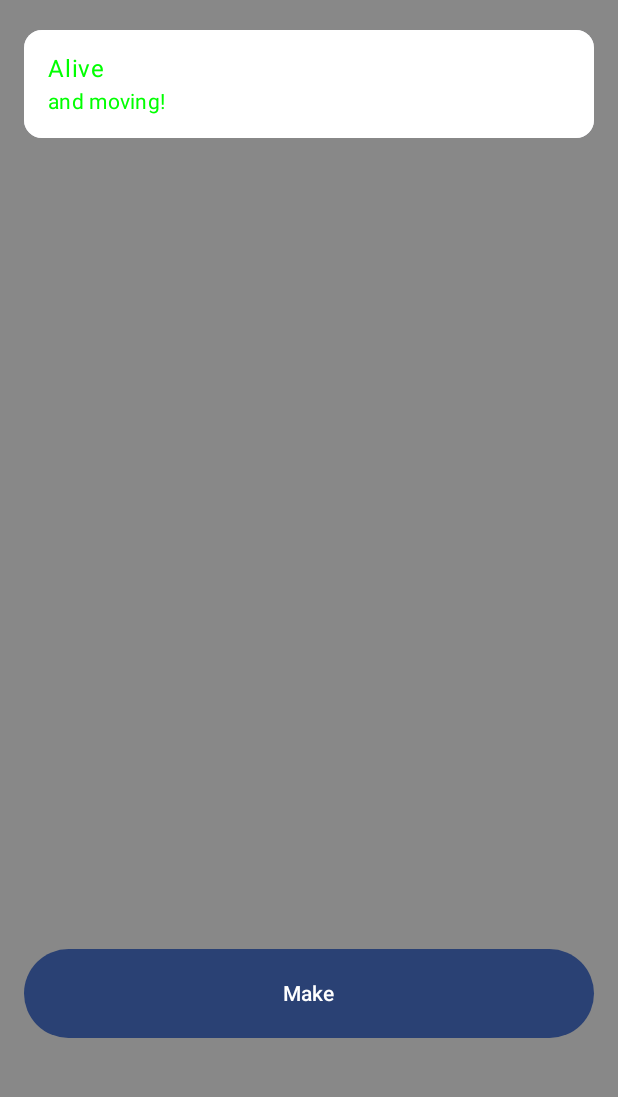
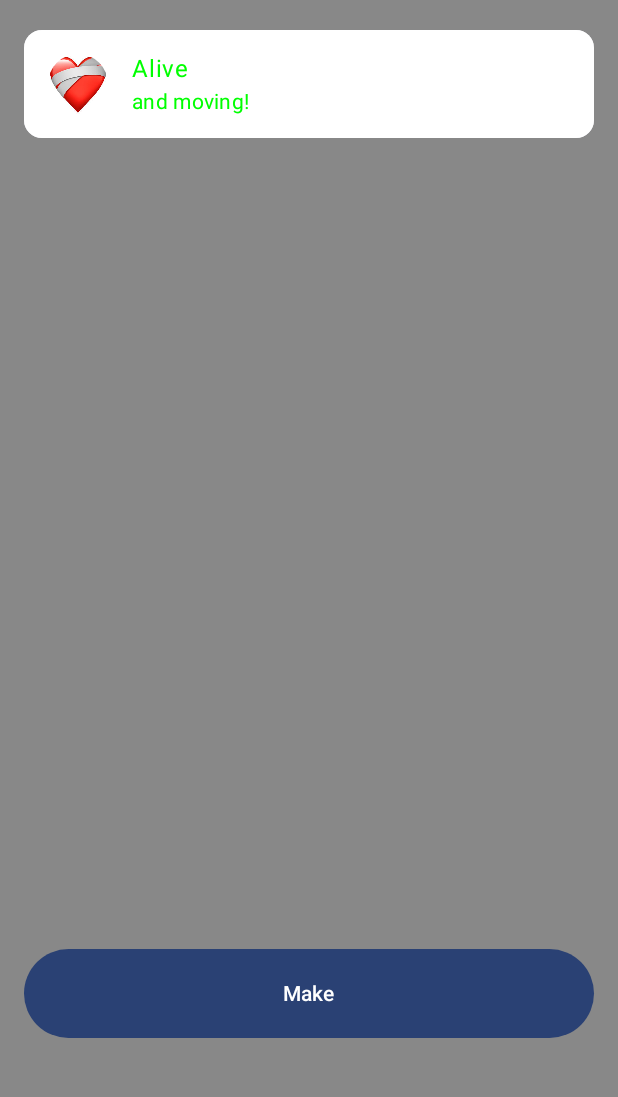
Before and after one commit to shuevalov/cellular-filling, an Android app built with Jetpack Compose: the screen it shows after launch (MainActivity), after a tap on "Make", on a phone screen of 412 x 824 dp, the part 132-1229 px from its top. Run offline under Robolectric (Android 15) with nearby library versions, the phone set to English and light mode, and no system bars.

Commit message:
feat: add images for cells

```diff
--- a/app/src/main/java/ru/shuevalov/cellular_filling/ui/home/HomeScreen.kt
+++ b/app/src/main/java/ru/shuevalov/cellular_filling/ui/home/HomeScreen.kt
@@ -1,6 +1,7 @@
 package ru.shuevalov.cellular_filling.ui.home
 
 import android.widget.Toast
+import androidx.compose.foundation.Image
 import androidx.compose.foundation.background
 import androidx.compose.foundation.layout.Column
 import androidx.compose.foundation.layout.Row
@@ -12,6 +13,7 @@ import androidx.compose.foundation.layout.size
 import androidx.compose.foundation.lazy.LazyColumn
 import androidx.compose.foundation.lazy.items
 import androidx.compose.foundation.lazy.rememberLazyListState
+import androidx.compose.foundation.shape.CircleShape
 import androidx.compose.material3.Button
 import androidx.compose.material3.Card
 import androidx.compose.material3.ListItem
@@ -25,12 +27,15 @@ import androidx.compose.runtime.getValue
 import androidx.compose.runtime.rememberCoroutineScope
 import androidx.compose.ui.Alignment
 import androidx.compose.ui.Modifier
+import androidx.compose.ui.draw.clip
 import androidx.compose.ui.graphics.Color
 import androidx.compose.ui.platform.LocalContext
+import androidx.compose.ui.res.painterResource
 import androidx.compose.ui.tooling.preview.Preview
 import androidx.compose.ui.unit.dp
 import androidx.compose.ui.unit.sp
 import androidx.lifecycle.viewmodel.compose.viewModel
+import ru.shuevalov.cellular_filling.R
 import ru.shuevalov.cellular_filling.ui.theme.CellularFillingTheme
 
 @Composable
@@ -80,12 +85,14 @@ fun HomeScreen(
                     CellState.LIFE -> {
                         Toast.makeText(context, "Life cell created!", Toast.LENGTH_SHORT).show()
                     }
+
                     CellState.DEAD -> {
                         Toast.makeText(context, "Life cell removed :(", Toast.LENGTH_SHORT).show()
                     }
+
                     else -> return@Button
                 }
-                      },
+            },
             modifier = Modifier
                 .fillMaxWidth()
                 .weight(0.1f)
@@ -124,6 +131,7 @@ fun Cell(
     text: String,
     text2: String,
     color: Color,
+    imageRes: Int
 ) {
     Card {
         ListItem(
@@ -132,15 +140,16 @@ fun Cell(
             ),
             headlineContent = { Text(text, color = color) },
             supportingContent = { Text(text2, color = color) },
-//        leadingContent = {
-//            Image(
-//                painter = painterResource(id = R.mipmap.ic_launcher), // temporarily
-//                contentDescription = null,
-//                modifier = Modifier
-//                    .clip(CircleShape)
-//            )
-//        }
-//            todo: image
+            leadingContent = {
+
+                Image(
+                    painter = painterResource(id = imageRes), // temporarily
+                    contentDescription = "",
+                    modifier = Modifier
+                        .size(40.dp)
+                        .clip(CircleShape)
+                )
+            }
         )
     }
     Spacer(modifier = Modifier.size(16.dp))
@@ -150,15 +159,15 @@ fun Cell(
 fun CreateCell(cellState: CellState) {
     when (cellState) {
         CellState.ALIVE -> {
-            Cell(text = "Alive", text2 = "and moving!", Color.Green)
+            Cell(text = "Alive", text2 = "and moving!", Color.Green, R.mipmap.heart)
         }
 
         CellState.DEAD -> {
-            Cell(text = "Dead", text2 = "or pretending to", Color.Red)
+            Cell(text = "Dead", text2 = "or pretending to", Color.Red, R.mipmap.skull)
         }
 
         CellState.LIFE -> {
-            Cell(text = "Life", text2 = "coo-coo!", Color.Yellow)
+            Cell(text = "Life", text2 = "coo-coo!", Color.Yellow,  R.mipmap.bird)
         }
 
         else -> return
```
Also changed, not shown: app/src/main/res/mipmap-hdpi/bird.webp (added), app/src/main/res/mipmap-hdpi/heart.jpg (added), app/src/main/res/mipmap-hdpi/skull.webp (added).
